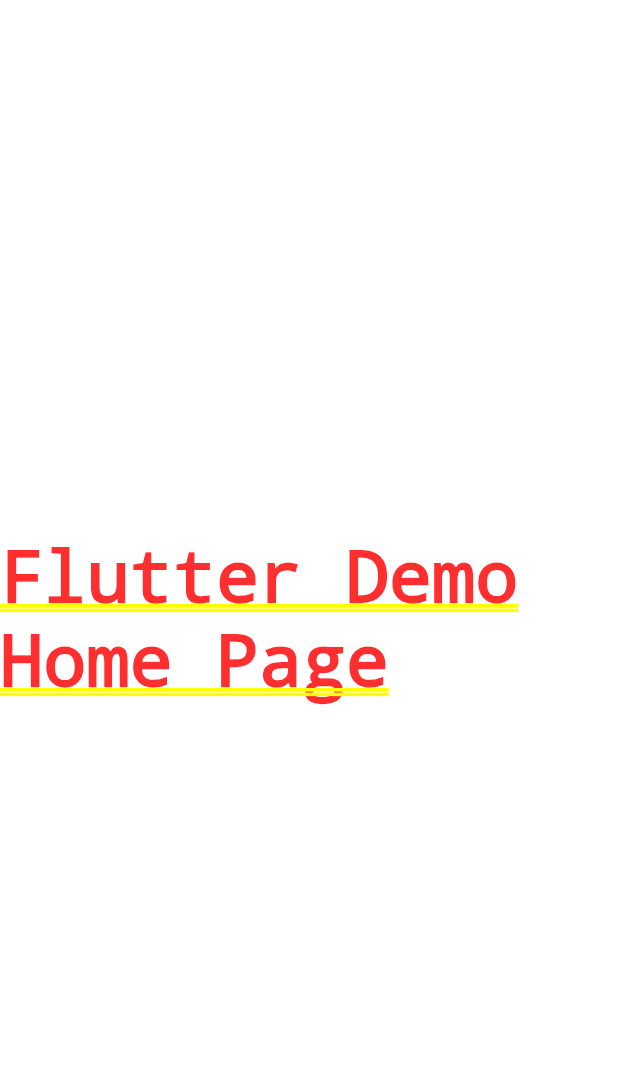
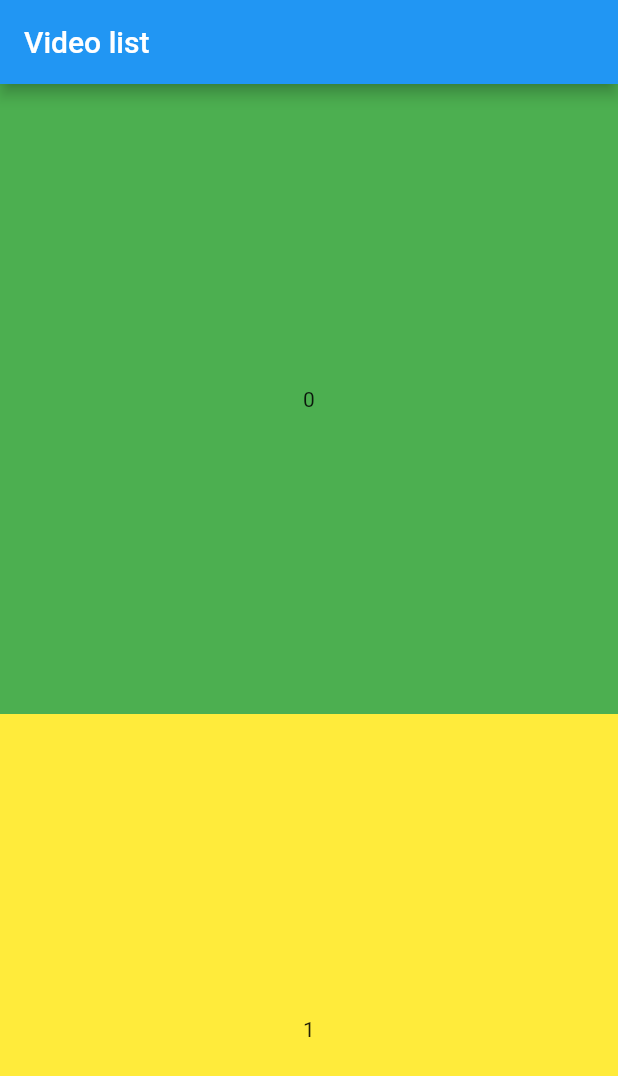
Before and after one commit to kolmakovruslan/video_list, a Flutter app: the screen it shows after launch, on a phone screen of 412 x 824 dp. Shown: the top 1076 px of the screen. Run offline on Flutter 3.47's test engine with Material 2 defaults, Android fonts, the phone set to English and light mode, and no system bars.

Commit message:
add video list basic

```diff
--- a/lib/main.dart
+++ b/lib/main.dart
@@ -1,16 +1,5 @@
 import 'package:flutter/material.dart';
+import 'package:flutter/widgets.dart';
+import 'presentation/video_list_screen.dart';
 
-void main() => runApp(MyApp());
-
-class MyApp extends StatelessWidget {
-  @override
-  Widget build(BuildContext context) {
-    return MaterialApp(
-      title: 'Flutter Demo',
-      theme: ThemeData(
-        primarySwatch: Colors.blue,
-      ),
-      home: Center(child: Text('Flutter Demo Home Page')),
-    );
-  }
-}
+void main() => runApp(MaterialApp(home: VideoListPage()));
--- /dev/null
+++ b/lib/presentation/video_list.dart
@@ -0,0 +1,66 @@
+import 'package:flutter/widgets.dart';
+import 'package:flutter/material.dart';
+import 'package:flutter/rendering.dart';
+
+class VideoList extends StatelessWidget {
+  final List<Object> items;
+  final int nowPlayingIndex;
+  final Function(int) onVideoSelected;
+
+  VideoList(
+    this.items, {
+    this.nowPlayingIndex,
+    this.onVideoSelected,
+  });
+
+  @override
+  Widget build(BuildContext context) => NotificationListener(
+        child: ListView.builder(
+          itemBuilder: (ctx, pos) => MetaData(
+            behavior: HitTestBehavior.translucent,
+            metaData: pos,
+            child: Container(
+              width: MediaQuery.of(context).size.width,
+              height: 420,
+              color: nowPlayingIndex == pos ? Colors.green : Colors.yellow,
+              child: Center(
+                child: Text(pos.toString()),
+              ),
+            ),
+          ),
+          itemCount: items.length,
+        ),
+        onNotification: (notification) {
+          if (notification is ScrollEndNotification)
+            Future.microtask(() {
+              _onScrollEnd(notification);
+            });
+          return false;
+        },
+      );
+
+  void _onScrollEnd(ScrollEndNotification notification) {
+    final box = notification.context.findRenderObject() as RenderBox;
+    final globalOffset = box.localToGlobal(Offset(0, box.size.height / 2));
+    final centerItem = _checkPositionAtOffset(globalOffset);
+    if (centerItem != null && centerItem != nowPlayingIndex) {
+      onVideoSelected(centerItem);
+    }
+  }
+
+  int _checkPositionAtOffset(Offset globalPosition) {
+    final HitTestResult result = new HitTestResult();
+    WidgetsBinding.instance.hitTest(result, globalPosition);
+    int centerPosition;
+    for (HitTestEntry entry in result.path) {
+      if (entry.target is RenderMetaData) {
+        final renderMetaData = entry.target as RenderMetaData;
+        if (renderMetaData.metaData is int) {
+          centerPosition = renderMetaData.metaData as int;
+          break;
+        }
+      }
+    }
+    return centerPosition;
+  }
+}
--- /dev/null
+++ b/lib/presentation/video_list_screen.dart
@@ -0,0 +1,30 @@
+import 'package:flutter/material.dart';
+import 'package:flutter/widgets.dart';
+import 'package:video_list_with_autoplay/presentation/video_list.dart';
+
+class VideoListPage extends StatefulWidget {
+  @override
+  State<StatefulWidget> createState() => _VideoListPageState();
+}
+
+class _VideoListPageState extends State<VideoListPage> {
+  int _nowPlaying = 0;
+
+  @override
+  Widget build(BuildContext context) => Scaffold(
+        appBar: AppBar(
+          title: Text("Video list"),
+        ),
+        body: VideoList(
+          List.generate(30, (index) {
+            return Object();
+          }),
+          nowPlayingIndex: _nowPlaying,
+          onVideoSelected: (index) {
+            setState(() {
+              _nowPlaying = index;
+            });
+          },
+        ),
+      );
+}
```
